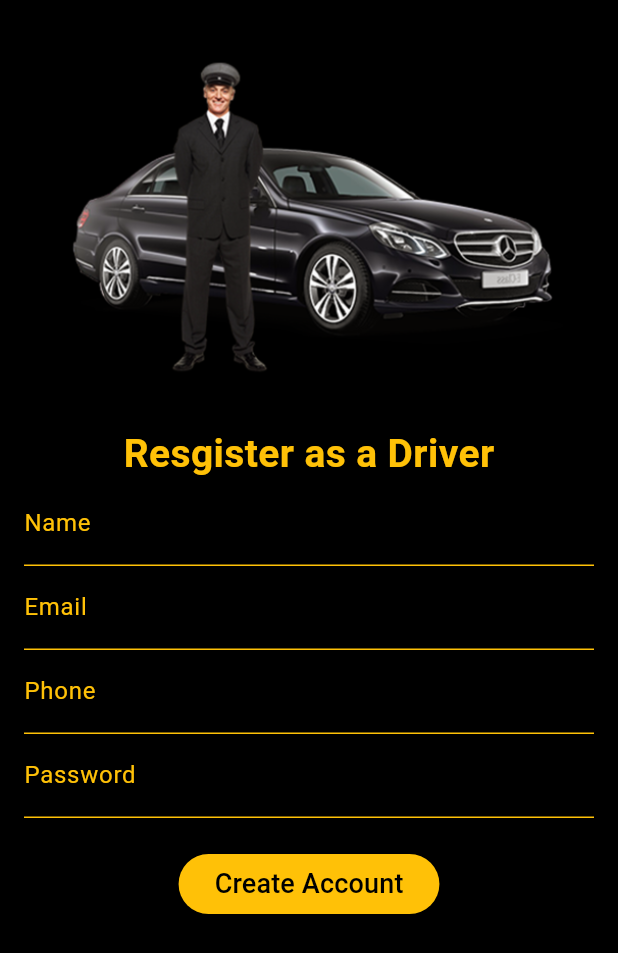
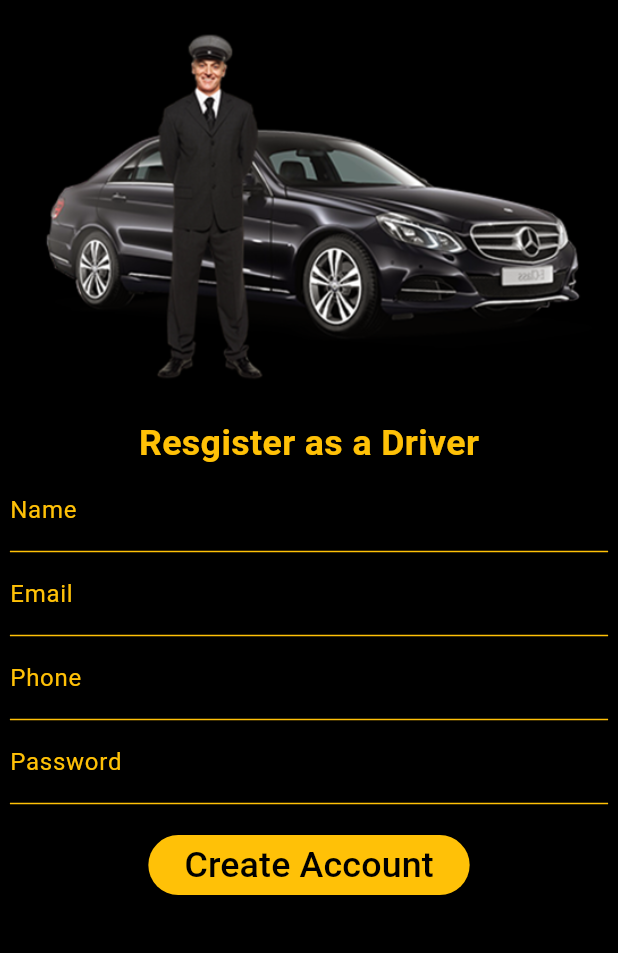
Before and after one commit to muhammadnumanlatif/driver, a Flutter app: the screen it shows after launch, on a phone screen of 412 x 824 dp. Shown: the top 953 px of the screen. Run offline on Flutter 3.47's test engine with Material 2 defaults, Android fonts, the phone set to English and light mode, and no system bars; our stand-ins replace responsive_sizer.

Commit message:
Responsive Screens

```diff
--- a/lib/authentication/signup_screen.dart
+++ b/lib/authentication/signup_screen.dart
@@ -1,5 +1,6 @@
 import 'package:driver/authentication/car_info_screen.dart';
 import 'package:flutter/material.dart';
+import 'package:responsive_sizer/responsive_sizer.dart';
 
 import '../widgets/custom_textfield.dart';
 import '../widgets/cutom_button.dart';
@@ -31,19 +32,19 @@ class _SignupScreenState extends State<SignupScreen> {
       backgroundColor: Colors.black,
       body: SingleChildScrollView(
         child: Padding(
-          padding: const EdgeInsets.all(16.0),
+          padding:  EdgeInsets.all(1.6.w),
           child: Column(
             children: [
-             Padding(padding: EdgeInsets.all(20),
+             Padding(padding: EdgeInsets.all(2.5.w),
              child:  Hero(
                  tag: "logo",
                  child: Image.asset("images/logo1.png")),
              ),
-              SizedBox(height: 10,),
-             const Text("Resgister as a Driver",
+              SizedBox(height: 1.0.h,),
+              Text("Resgister as a Driver",
               style: TextStyle(
                 color: Colors.amber,
-                fontSize: 26,
+                fontSize: 20.0.sp,
                 fontWeight: FontWeight.bold,
               ),
               ),
@@ -67,7 +68,7 @@ class _SignupScreenState extends State<SignupScreen> {
                 isObsucreType: true,
               ),
 
-              SizedBox(height: 20,),
+              SizedBox(height: 2.h,),
               //button
               CustomButton(
                 text: "Create Account",
--- a/lib/widgets/cutom_button.dart
+++ b/lib/widgets/cutom_button.dart
@@ -1,4 +1,5 @@
 import 'package:flutter/material.dart';
+import 'package:responsive_sizer/responsive_sizer.dart';
 
 class CustomButton extends StatelessWidget {
   const CustomButton({
@@ -14,7 +15,7 @@ class CustomButton extends StatelessWidget {
       child: Text(text!,
         style: TextStyle(
           color: Colors.black,
-          fontSize: 18,
+          fontSize: 20.sp,
         ),
       ),
       style: ButtonStyle(
--- a/pubspec.yaml
+++ b/pubspec.yaml
@@ -36,6 +36,7 @@ dependencies:
   # The following adds the Cupertino Icons font to your application.
   # Use with the CupertinoIcons class for iOS style icons.
   cupertino_icons: ^1.0.2
+  responsive_sizer: ^3.1.1
 
 dev_dependencies:
   flutter_test:
```
Also changed, not shown: lib/authentication/car_info_screen.dart (added, +17 -0 lines), lib/main.dart (+6 -1 lines), pubspec.lock.
